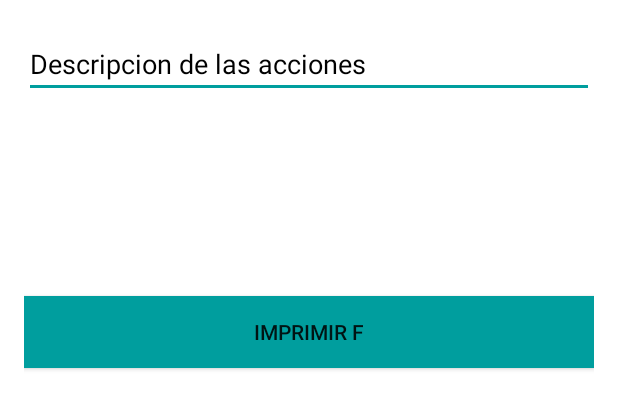
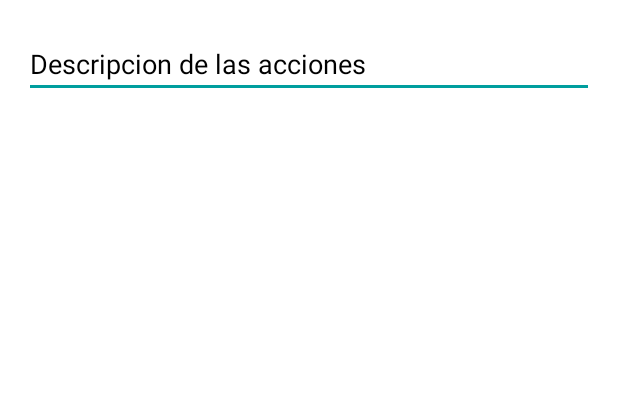
Before and after one commit to DanielVillagran/AppResidencia, an Android app: the layout activity_asesoria.xml on its own in the app's theme, with its tools: preview values and no code run, on a phone screen of 412 x 824 dp. Shown: the top 409 px of the screen. Run offline under Robolectric (Android 15) with nearby library versions, the phone set to English and light mode, and no system bars.

Commit message:
Primer commit usando la mamada de android studio

```diff
--- a/DenunciaPolicias/app/src/main/res/layout/activity_asesoria.xml
+++ b/DenunciaPolicias/app/src/main/res/layout/activity_asesoria.xml
@@ -29,7 +29,7 @@
         android:textColorHint="@android:color/white" />
     <Button
         android:id="@+id/btnImprimir"
-        android:text="Tomar Foto"
+        android:text="Imprimir Archivo"
         android:layout_width="match_parent"
         android:layout_height="wrap_content"
         android:layout_marginTop="20dp"
@@ -37,11 +37,5 @@
         android:background="@color/colorAccent"/>
 
 
-    <Button
-        android:layout_width="match_parent"
-        android:layout_height="wrap_content"
-        android:background="@color/colorAccent"
-        android:layout_marginTop="20dp"
-        android:text="Imprimir F" />
 
 </LinearLayout>
```
